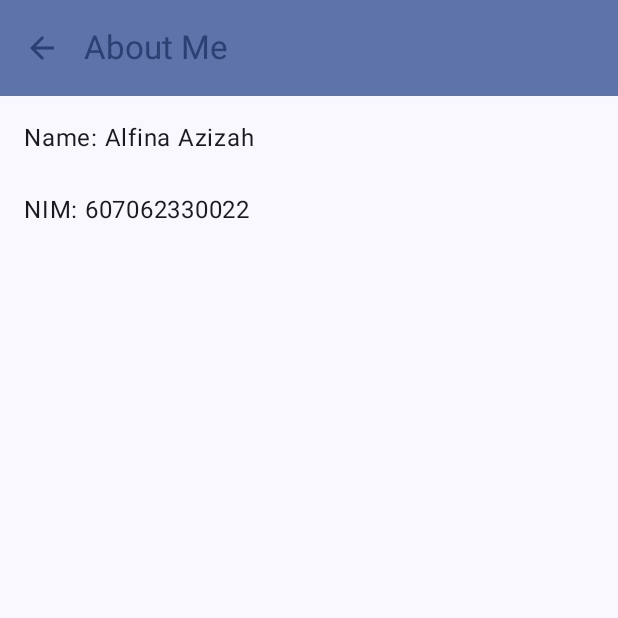
After one commit to alfinagithub/assessement-1-mobpro-1, an Android app built with Jetpack Compose: the AboutMeScreen screen opened through its navigation route, on a phone screen of 412 x 824 dp, the top half of it. The commit adds this screen. Run offline under Robolectric (Android 15) with nearby library versions, the phone set to English and light mode, and no system bars.

Commit message:
membuat about me dan menambahkan logo di mainscreen dan menu overflow

```diff
--- a/app/src/main/java/com/alfinaazizah0022/assessement1/navigation/NavGraph.kt
+++ b/app/src/main/java/com/alfinaazizah0022/assessement1/navigation/NavGraph.kt
@@ -5,6 +5,7 @@ import androidx.navigation.NavHostController
 import androidx.navigation.compose.NavHost
 import androidx.navigation.compose.composable
 import androidx.navigation.compose.rememberNavController
+import com.alfinaazizah0022.assessement1.ui.screen.AboutMeScreen
 import com.alfinaazizah0022.assessement1.ui.screen.AboutScreen
 import com.alfinaazizah0022.assessement1.ui.screen.MainScreen
 
@@ -20,5 +21,8 @@ fun SetupNavGraph(navController: NavHostController = rememberNavController()) {
         composable(route = Screen.About.route) {
             AboutScreen(navController)
         }
+        composable(route = Screen.AboutMe.route) {
+            AboutMeScreen(navController)
+        }
     }
 }
--- a/app/src/main/java/com/alfinaazizah0022/assessement1/navigation/Screen.kt
+++ b/app/src/main/java/com/alfinaazizah0022/assessement1/navigation/Screen.kt
@@ -3,4 +3,5 @@ package com.alfinaazizah0022.assessement1.navigation
 sealed class Screen(val route: String) {
     data object Home: Screen("mainScreen")
     data object About: Screen("aboutScreen")
+    data object AboutMe: Screen("aboutMeScreen")
 }
--- /dev/null
+++ b/app/src/main/java/com/alfinaazizah0022/assessement1/ui/screen/AboutMeScreen.kt
@@ -0,0 +1,64 @@
+package com.alfinaazizah0022.assessement1.ui.screen
+
+import android.content.res.Configuration
+import androidx.compose.foundation.layout.padding
+import androidx.compose.material.icons.Icons
+import androidx.compose.material.icons.automirrored.filled.ArrowBack
+import androidx.compose.material3.ExperimentalMaterial3Api
+import androidx.compose.material3.Icon
+import androidx.compose.material3.IconButton
+import androidx.compose.material3.MaterialTheme
+import androidx.compose.material3.Scaffold
+import androidx.compose.material3.Text
+import androidx.compose.material3.TopAppBar
+import androidx.compose.material3.TopAppBarDefaults
+import androidx.compose.runtime.Composable
+import androidx.compose.ui.Modifier
+import androidx.compose.ui.res.stringResource
+import androidx.compose.ui.tooling.preview.Preview
+import androidx.compose.ui.unit.dp
+import androidx.navigation.NavHostController
+import androidx.navigation.compose.rememberNavController
+import com.alfinaazizah0022.assessement1.R
+import com.alfinaazizah0022.assessement1.ui.theme.Assessement1Theme
+
+@OptIn(ExperimentalMaterial3Api::class)
+@Composable
+fun AboutMeScreen(navController: NavHostController) {
+    Scaffold (
+        topBar = {
+            TopAppBar(
+                navigationIcon = {
+                    IconButton(onClick = { navController.popBackStack()}) {
+                        Icon(
+                            imageVector = Icons.AutoMirrored.Filled.ArrowBack,
+                            contentDescription = stringResource(R.string.kembali),
+                            tint = MaterialTheme.colorScheme.primary
+                        )
+                    }
+                },
+                title = {
+                    Text(text = stringResource(id = R.string.tentang_saya))
+                },
+                colors = TopAppBarDefaults.mediumTopAppBarColors(
+                    containerColor = MaterialTheme.colorScheme.primaryContainer,
+                    titleContentColor = MaterialTheme.colorScheme.primary,
+                )
+            )
+        }
+    ){ innerPadding ->
+        Text(
+            text = stringResource(R.string.biodata),
+            modifier = Modifier.padding(innerPadding).padding(16.dp)
+        )
+    }
+}
+
+@Preview(showBackground = true)
+@Preview(uiMode = Configuration.UI_MODE_NIGHT_YES, showBackground = true)
+@Composable
+fun AboutMeScreenPreview() {
+    Assessement1Theme {
+        AboutMeScreen(rememberNavController())
+    }
+}
--- a/app/src/main/java/com/alfinaazizah0022/assessement1/ui/screen/MainScreen.kt
+++ b/app/src/main/java/com/alfinaazizah0022/assessement1/ui/screen/MainScreen.kt
@@ -3,21 +3,25 @@ package com.alfinaazizah0022.assessement1.ui.screen
 import android.content.Context
 import android.content.Intent
 import android.content.res.Configuration
+import androidx.compose.foundation.Image
 import androidx.compose.foundation.layout.Arrangement
 import androidx.compose.foundation.layout.Column
 import androidx.compose.foundation.layout.PaddingValues
 import androidx.compose.foundation.layout.Row
 import androidx.compose.foundation.layout.fillMaxSize
 import androidx.compose.foundation.layout.fillMaxWidth
+import androidx.compose.foundation.layout.height
 import androidx.compose.foundation.layout.padding
+import androidx.compose.foundation.layout.width
 import androidx.compose.foundation.rememberScrollState
 import androidx.compose.foundation.text.KeyboardOptions
 import androidx.compose.foundation.verticalScroll
 import androidx.compose.material.icons.Icons
 import androidx.compose.material.icons.filled.ArrowDropDown
+import androidx.compose.material.icons.filled.MoreVert
 import androidx.compose.material.icons.filled.Warning
-import androidx.compose.material.icons.outlined.Info
 import androidx.compose.material3.Button
+import androidx.compose.material3.DropdownMenu
 import androidx.compose.material3.DropdownMenuItem
 import androidx.compose.material3.ExperimentalMaterial3Api
 import androidx.compose.material3.ExposedDropdownMenuBox
@@ -39,7 +43,9 @@ import androidx.compose.runtime.saveable.rememberSaveable
 import androidx.compose.runtime.setValue
 import androidx.compose.ui.Alignment
 import androidx.compose.ui.Modifier
+import androidx.compose.ui.layout.ContentScale
 import androidx.compose.ui.platform.LocalContext
+import androidx.compose.ui.res.painterResource
 import androidx.compose.ui.res.stringResource
 import androidx.compose.ui.text.input.ImeAction
 import androidx.compose.ui.text.input.KeyboardType
@@ -67,13 +73,33 @@ fun MainScreen(navController: NavHostController) {
                     titleContentColor = MaterialTheme.colorScheme.primary,
                 ),
                 actions = {
-                    IconButton(onClick = {
-                        navController.navigate(Screen.About.route)
-                    }) {
+                    var expanded by remember { mutableStateOf(false) }
+
+                    IconButton(onClick = { expanded = true}) {
                         Icon(
-                            imageVector = Icons.Outlined.Info,
-                            contentDescription = stringResource(R.string.tentang_aplikasi),
+                            imageVector = Icons.Default.MoreVert,
+                            contentDescription = stringResource(R.string.menu_lainnya),
                             tint = MaterialTheme.colorScheme.primary
+                        )
+                    }
+
+                    DropdownMenu(
+                        expanded = expanded,
+                        onDismissRequest = { expanded = false}
+                    ) {
+                        DropdownMenuItem(
+                            text = { Text(stringResource(R.string.tentang_aplikasi)) },
+                            onClick = {
+                                expanded = false
+                                navController.navigate(Screen.About.route)
+                            }
+                        )
+                        DropdownMenuItem(
+                            text = { Text(stringResource(R.string.tentang_saya)) },
+                            onClick = {
+                                expanded = false
+                                navController.navigate(Screen.AboutMe.route)
+                            }
                         )
                     }
                 }
@@ -107,6 +133,12 @@ fun ScreenContent(modifier: Modifier = Modifier) {
         verticalArrangement = Arrangement.spacedBy(12.dp),
         horizontalAlignment = Alignment.CenterHorizontally
     ){
+        Image(
+            painter = painterResource(id = R.drawable.logo),
+            contentDescription = stringResource(R.string.logo),
+            contentScale = ContentScale.Crop,
+            modifier = Modifier.width(300.dp).height(240.dp)
+        )
         Text(
             text = stringResource(id = R.string.intro),
             style = MaterialTheme.typography.bodyLarge,
@@ -209,7 +241,8 @@ fun ScreenContent(modifier: Modifier = Modifier) {
                     shareData(
                         context = context,
                         message = context.getString(R.string.bagikan_template,
-                            harga, diskon, context.getString(selectedCategoryResId).uppercase(),
+                            "Rp$harga",
+                            "$diskon%", context.getString(selectedCategoryResId).uppercase(),
                             hasil, hemat)
                     )
                 },
--- a/app/src/main/res/values/strings.xml
+++ b/app/src/main/res/values/strings.xml
@@ -13,10 +13,14 @@
     <string name="hemat">Amount saved: %1$s</string>
     <string name="akhir">Final total (11% VAT): %1$s</string>
     <string name="kembali">Back</string>
+    <string name="menu_lainnya">Menu</string>
+    <string name="tentang_saya">About Me</string>
+    <string name="biodata">Name: Alfina Azizah\n\nNIM: 607062330022</string>
+    <string name="logo">Logo</string>
     <string name="bagikan">Share</string>
     <string name="bagikan_template">Price: %1$s\nDiscount: %2$s\nCategory: %3$s\n\nPrice after discount:  %4$s\nAmount saved: %5$s</string>
     <string name="input_invalid">Cannot be empty.</string>
-    <string name="tentang_aplikasi">About the App</string>
+    <string name="tentang_aplikasi">About App</string>
     <string name="copyright">This app helps calculate the final price of an item after applying discounts and 11% VAT based on categories like General, Food, and Electronics. Simply enter the price, discount, and category, and the app will display the final price and the amount saved.\n\nThis app was created as part of Assessment 1 for the Mobile Programming 1 course.\n\nCopyright © 2024–2025 Alfina Azizah.\nAll rights reserved.
 </string>
 
```
Also changed, not shown: app/src/main/res/drawable-hdpi/logo.png (added), app/src/main/res/drawable-ldpi/logo.png (added), app/src/main/res/drawable-mdpi/logo.png (added), app/src/main/res/drawable-xhdpi/logo.png (added), app/src/main/res/drawable-xxhdpi/logo.png (added), app/src/main/res/drawable-xxxhdpi/logo.png (added), 1 other file.
